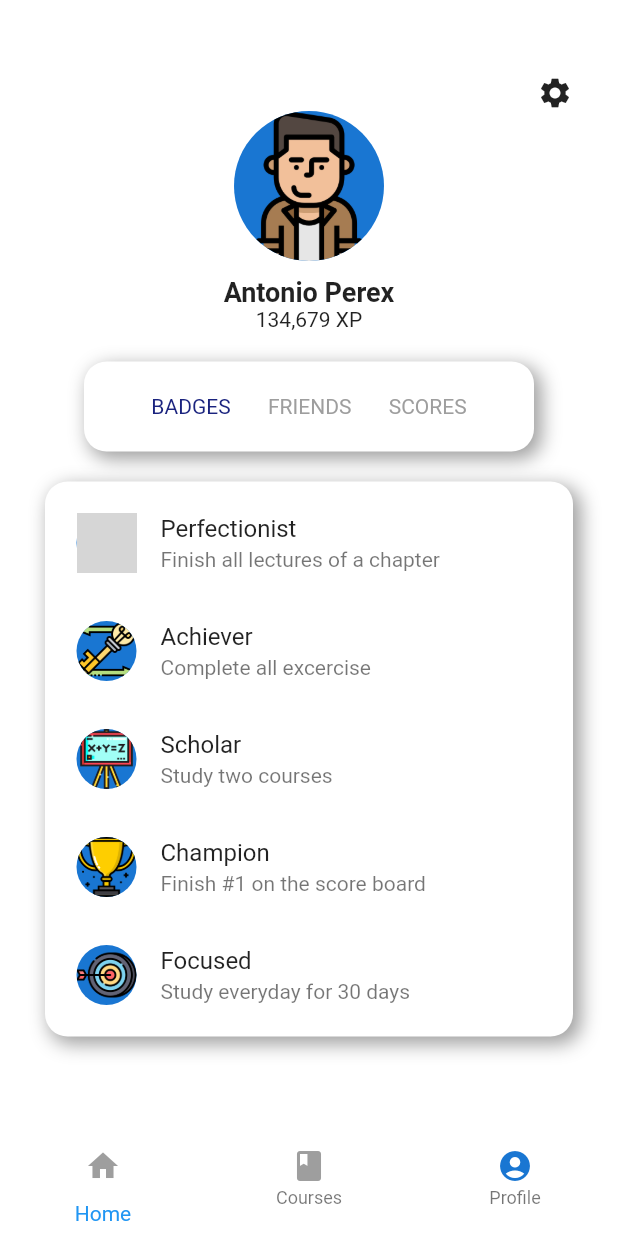
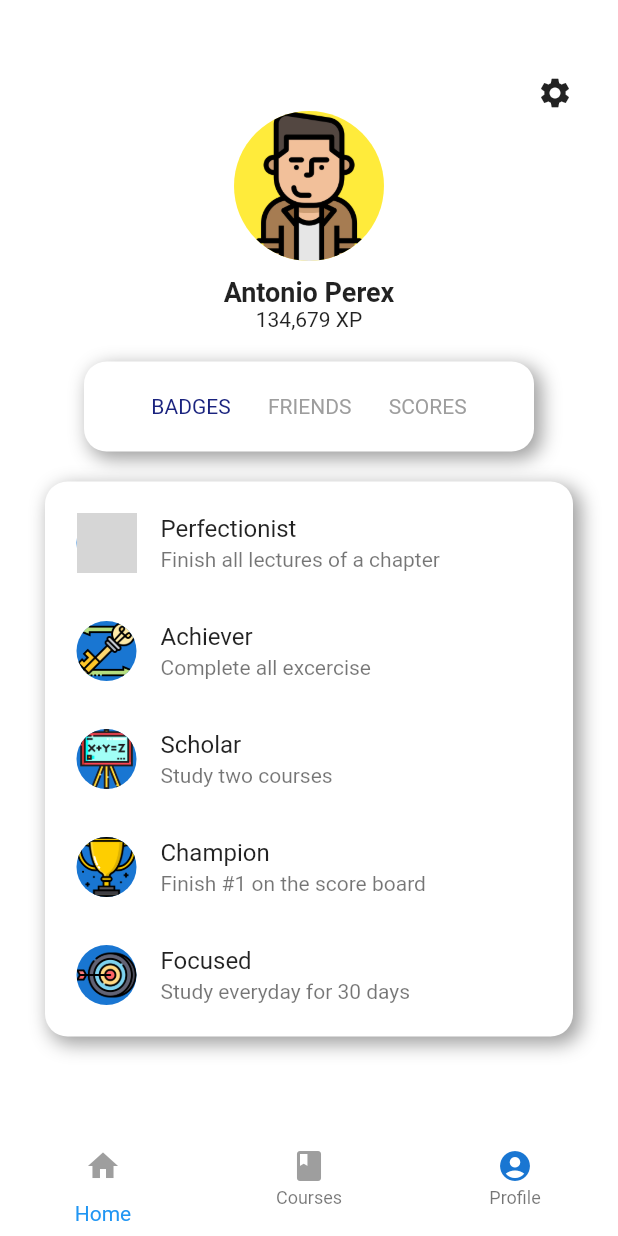
Before and after one commit to kutigbolahan/Flutter-Ui-Courses, a Flutter app: the screen it shows after launch, item 3 of the bottom bar chosen, on a phone screen of 412 x 824 dp. Run offline on Flutter 3.47's test engine with Material 2 defaults, Android fonts, the light colour scheme and no system bars; grey boxes are pictures that could not be loaded.

Commit message:
Changes to be committed:

```diff
--- a/lib/secondpage.dart
+++ b/lib/secondpage.dart
@@ -22,8 +22,8 @@ class ProfilePage extends StatelessWidget {
              // SizedBox(height: 5),
               CircleAvatar(
                 backgroundImage: AssetImage('assets/images/man.png'),
-       // backgroundColor: Colors.yellow,
-        //foregroundColor: Colors.white,
+        backgroundColor: Colors.yellow,
+
         radius: 50,
               ),
               SizedBox(height: 10),
```
